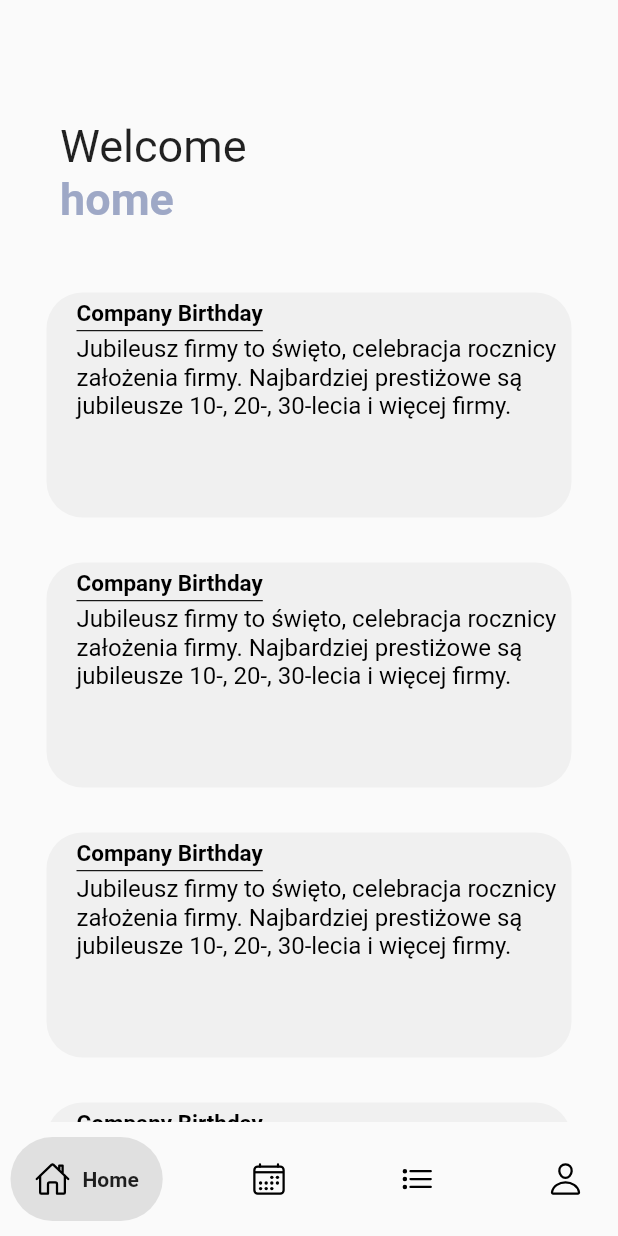
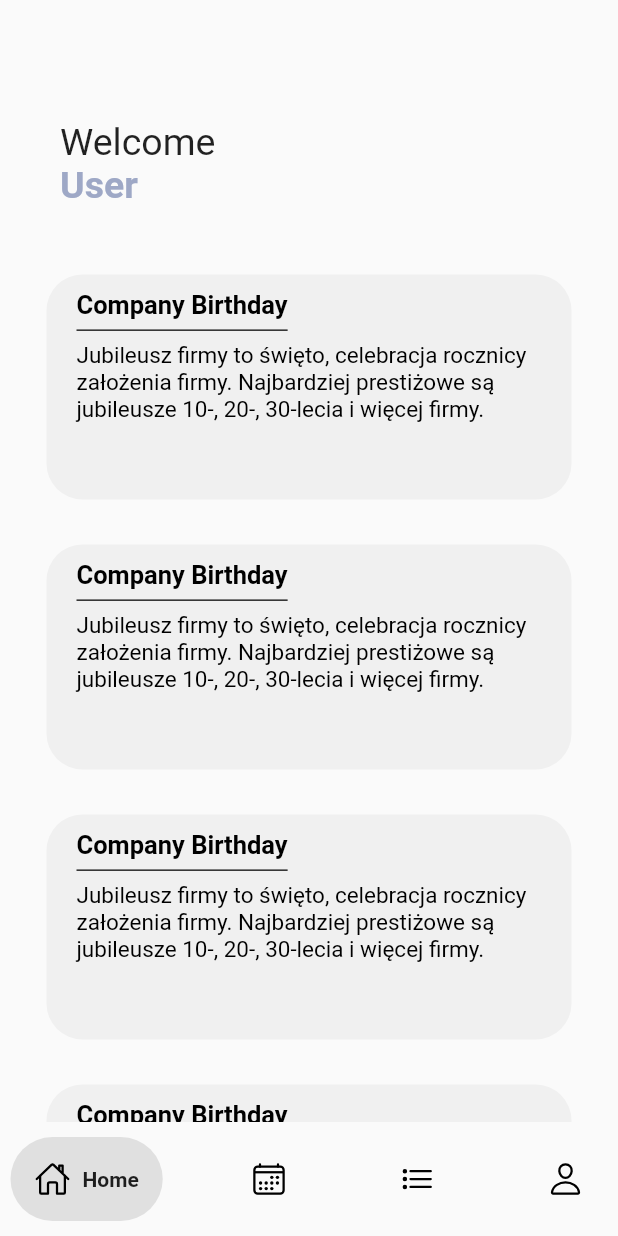
Before and after one commit to KaliopPraktyki/_projekt_praktyki_, a Flutter app: the HomePage screen opened directly, on a phone screen of 412 x 824 dp. Run offline on Flutter 3.47's test engine with Material 2 defaults, Android fonts, the phone set to English and light mode, and no system bars; drawn by our look-alikes of google_nav_bar; our stand-ins replace firebase_auth, firebase_core, ionicons; accounts and stored records are empty; project files that could hold a hidden picture were left out.

Commit message:
Padding changes

```diff
--- a/lib/screens/home_page.dart
+++ b/lib/screens/home_page.dart
@@ -33,16 +33,17 @@ class _HomePageState extends State<HomePage> {
                       Text(
                         'Welcome',
                         style: TextStyle(
-                            fontSize: 30),
+                            fontSize: 25),
                       ),
                       Text(
-                        'home',
+                        'User',
                         style: TextStyle(
                             color: Color(0xff9ea8c6),
                             fontWeight: FontWeight.bold,
-                            fontSize: 30),
+                            fontSize: 25),
                       ),
                     ],
+
                   ),
                 ),
               ],
@@ -62,7 +63,7 @@ class _HomePageState extends State<HomePage> {
                   ),
                   child:
                   Padding(
-                    padding: EdgeInsets.only(left:20, top:10, bottom: 5, right: 10),
+                    padding: EdgeInsets.only(left:20, top:20, bottom: 5, right: 10),
                     child: Column(
                       mainAxisSize: MainAxisSize.min,
                       crossAxisAlignment: CrossAxisAlignment.start,
@@ -70,20 +71,23 @@ class _HomePageState extends State<HomePage> {
                         Text(
                           'Company Birthday',
                           style: TextStyle(
-                              shadows: [Shadow(offset: Offset(0, -5), color: Colors.black),],
+                              shadows: [Shadow(offset: Offset(0, -10), color: Colors.black),],
                               decoration: TextDecoration.underline,
                               decorationStyle: TextDecorationStyle.solid,
                               decorationColor: Colors.black,
-                              fontSize: 15,
+                              fontSize: 17,
                               color: Colors.transparent,
                               fontWeight: FontWeight.bold),
                         ),
-                        Text(
+                        Padding(padding: EdgeInsets.only(top: 5),
+                        child: Text(
                           'Jubileusz firmy to święto, celebracja rocznicy założenia firmy. Najbardziej prestiżowe są jubileusze 10-, 20-, 30-lecia i więcej firmy.',
                           style: TextStyle(
-                              fontSize: 16,
+                              fontSize: 15,
                               color: Colors.black),
                         ),
+                        ),
+
                       ],
                     ),
                   ),
@@ -103,7 +107,7 @@ class _HomePageState extends State<HomePage> {
                     ),
                     child:
                     Padding(
-                      padding: EdgeInsets.only(left:20, top:10, bottom: 5, right: 10),
+                      padding: EdgeInsets.only(left:20, top:20, bottom: 5, right: 10),
                       child: Column(
                         mainAxisSize: MainAxisSize.min,
                         crossAxisAlignment: CrossAxisAlignment.start,
@@ -111,20 +115,23 @@ class _HomePageState extends State<HomePage> {
                           Text(
                             'Company Birthday',
                             style: TextStyle(
-                              shadows: [Shadow(offset: Offset(0, -5), color: Colors.black),],
+                              shadows: [Shadow(offset: Offset(0, -10), color: Colors.black),],
                               decoration: TextDecoration.underline,
                               decorationStyle: TextDecorationStyle.solid,
                               decorationColor: Colors.black,
-                              fontSize: 15,
+                              fontSize: 17,
                               color: Colors.transparent,
                               fontWeight: FontWeight.bold,
                             ),
                           ),
-                          Text(
+                          Padding(
+                            padding: const EdgeInsets.only(top: 5),
+                            child: Text(
                               'Jubileusz firmy to święto, celebracja rocznicy założenia firmy. Najbardziej prestiżowe są jubileusze 10-, 20-, 30-lecia i więcej firmy.',
                               style: TextStyle(
-                                fontSize: 16,
+                                  fontSize: 15,
                                   color: Colors.black),
+                            ),
                           ),
                         ],
                       ),
@@ -145,7 +152,7 @@ class _HomePageState extends State<HomePage> {
                     ),
                     child:
                     Padding(
-                      padding: EdgeInsets.only(left:20, top:10, bottom: 5, right: 10),
+                      padding: EdgeInsets.only(left:20, top:20, bottom: 5, right: 10),
                       child: Column(
                         mainAxisSize: MainAxisSize.min,
                         crossAxisAlignment: CrossAxisAlignment.start,
@@ -153,19 +160,22 @@ class _HomePageState extends State<HomePage> {
                           Text(
                             'Company Birthday',
                             style: TextStyle(
-                                shadows: [Shadow(offset: Offset(0, -5), color: Colors.black),],
+                                shadows: [Shadow(offset: Offset(0, -10), color: Colors.black),],
                                 decoration: TextDecoration.underline,
                                 decorationStyle: TextDecorationStyle.solid,
                                 decorationColor: Colors.black,
-                                fontSize: 15,
+                                fontSize: 17,
                                 color: Colors.transparent,
                                 fontWeight: FontWeight.bold),
                           ),
-                          Text(
+                          Padding(
+                            padding: EdgeInsets.only(top: 5),
+                            child: Text(
                               'Jubileusz firmy to święto, celebracja rocznicy założenia firmy. Najbardziej prestiżowe są jubileusze 10-, 20-, 30-lecia i więcej firmy.',
                               style: TextStyle(
-                                fontSize: 16,
+                                  fontSize: 15,
                                   color: Colors.black),
+                            ),
                           ),
                         ],
                       ),
@@ -186,7 +196,7 @@ class _HomePageState extends State<HomePage> {
                     ),
                     child:
                     Padding(
-                      padding: EdgeInsets.only(left:20, top:10, bottom: 5, right: 10),
+                      padding: EdgeInsets.only(left:20, top:20, bottom: 5, right: 10),
                       child: Column(
                         mainAxisSize: MainAxisSize.min,
                         crossAxisAlignment: CrossAxisAlignment.start,
@@ -194,19 +204,22 @@ class _HomePageState extends State<HomePage> {
                           Text(
                             'Company Birthday',
                             style: TextStyle(
-                                shadows: [Shadow(offset: Offset(0, -5), color: Colors.black),],
+                                shadows: [Shadow(offset: Offset(0, -10), color: Colors.black),],
                                 decoration: TextDecoration.underline,
                                 decorationStyle: TextDecorationStyle.solid,
                                 decorationColor: Colors.black,
-                                fontSize: 15,
+                                fontSize: 17,
                                 color: Colors.transparent,
                                 fontWeight: FontWeight.bold),
                           ),
-                          Text(
+                          Padding(
+                            padding: const EdgeInsets.only(top: 5),
+                            child: Text(
                               'Jubileusz firmy to święto, celebracja rocznicy założenia firmy. Najbardziej prestiżowe są jubileusze 10-, 20-, 30-lecia i więcej firmy.',
                               style: TextStyle(
-                                fontSize: 16,
+                                  fontSize: 15,
                                   color: Colors.black),
+                            ),
                           ),
                         ],
                       ),
```
Lines whose indentation alone changed are shown as unchanged.
